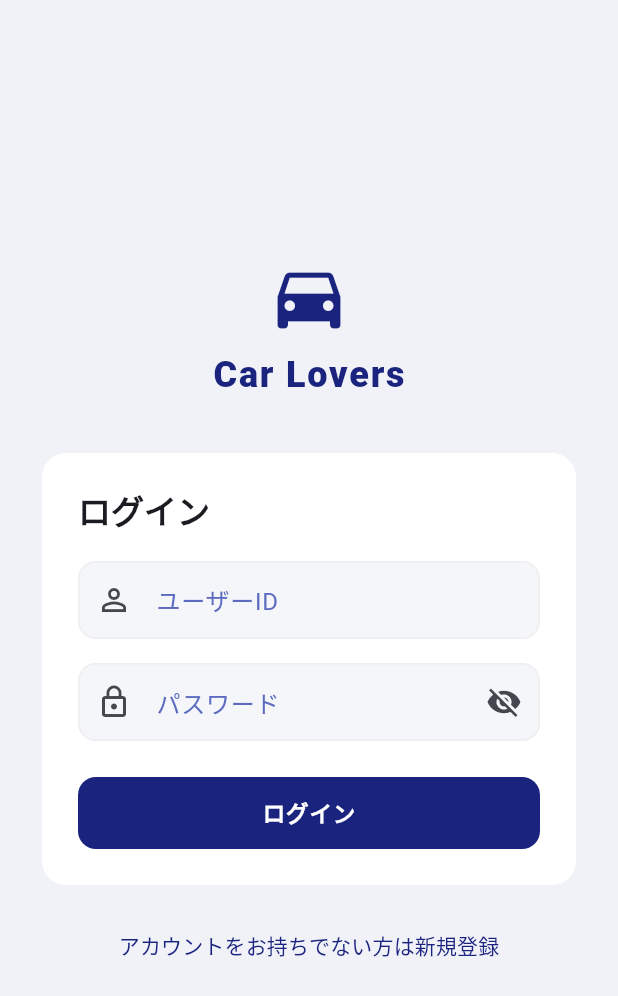
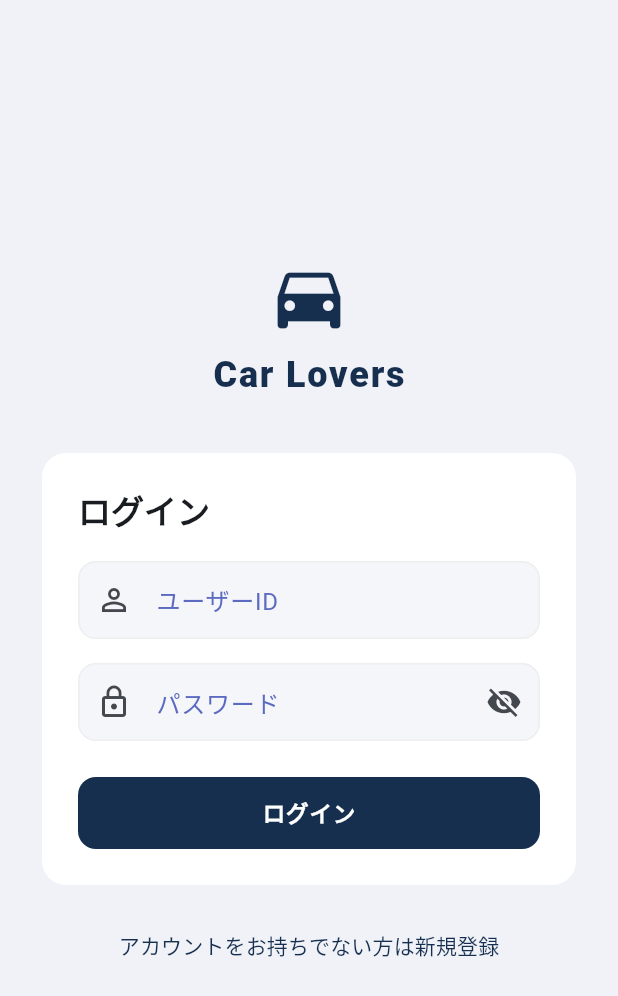
Before and after one commit to Yossy4131/car_library, a Flutter app: the screen it shows after launch, after a tap on "ログイン", on a phone screen of 412 x 824 dp. Shown: the top 996 px of the screen. Run offline on Flutter 3.47's test engine with Material 3 defaults, Android fonts, the phone set to English and light mode, and no system bars; our stand-ins replace flutter_hooks, hooks_riverpod, image_picker, shared_preferences; network calls fail.

Commit message:
ヘッダーにアイコンを配置

```diff
--- a/lib/features/auth/screens/login_screen.dart
+++ b/lib/features/auth/screens/login_screen.dart
@@ -43,13 +43,13 @@ class LoginScreen extends HookConsumerWidget {
                 const Icon(
                   Icons.directions_car,
                   size: 56,
-                  color: Color(0xFF1A237E),
+                  color: Color(0xFF162F4E),
                 ),
                 const SizedBox(height: 8),
                 Text(
                   'Car Lovers',
                   style: Theme.of(context).textTheme.headlineSmall?.copyWith(
-                    color: const Color(0xFF1A237E),
+                    color: const Color(0xFF162F4E),
                     fontWeight: FontWeight.w800,
                     letterSpacing: 1.2,
                   ),
@@ -65,9 +65,8 @@ class LoginScreen extends HookConsumerWidget {
                       children: [
                         Text(
                           'ログイン',
-                          style: Theme.of(context).textTheme.titleLarge?.copyWith(
-                            fontWeight: FontWeight.w700,
-                          ),
+                          style: Theme.of(context).textTheme.titleLarge
+                              ?.copyWith(fontWeight: FontWeight.w700),
                         ),
                         const SizedBox(height: 20),
                         TextField(
--- a/lib/features/post/screens/post_list_screen.dart
+++ b/lib/features/post/screens/post_list_screen.dart
@@ -22,7 +22,12 @@ class PostListScreen extends HookConsumerWidget {
         title: Row(
           mainAxisSize: MainAxisSize.min,
           children: [
-            const Icon(Icons.directions_car, size: 22),
+            Image.asset(
+              'assets/images/app_icon.png',
+              width: 32,
+              height: 32,
+              filterQuality: FilterQuality.high,
+            ),
             const SizedBox(width: 8),
             Text(
               'Car Lovers',
@@ -51,7 +56,7 @@ class PostListScreen extends HookConsumerWidget {
                   value: 'mypage',
                   child: Row(
                     children: [
-                      Icon(Icons.person, color: Color(0xFF0D1B4B)),
+                      Icon(Icons.person, color: Color(0xFF162F4E)),
                       SizedBox(width: 8),
                       Text('マイページ'),
                     ],
@@ -61,7 +66,7 @@ class PostListScreen extends HookConsumerWidget {
                   value: 'logout',
                   child: Row(
                     children: [
-                      Icon(Icons.logout, color: Color(0xFF0D1B4B)),
+                      Icon(Icons.logout, color: Color(0xFF162F4E)),
                       SizedBox(width: 8),
                       Text('ログアウト'),
                     ],
--- a/lib/main.dart
+++ b/lib/main.dart
@@ -14,7 +14,7 @@ class MyApp extends StatelessWidget {
 
   @override
   Widget build(BuildContext context) {
-    const seedColor = Color(0xFF1A237E); // ディープネイビー
+    const seedColor = Color(0xFF162F4E); // ディープネイビー
 
     return MaterialApp(
       title: AppConfig.appName,
@@ -27,7 +27,7 @@ class MyApp extends StatelessWidget {
         ),
         // AppBar
         appBarTheme: const AppBarTheme(
-          backgroundColor: Color(0xFF0D1B4B),
+          backgroundColor: Color(0xFF162F4E),
           foregroundColor: Colors.white,
           elevation: 0,
           centerTitle: false,
@@ -44,7 +44,7 @@ class MyApp extends StatelessWidget {
         // ElevatedButton
         elevatedButtonTheme: ElevatedButtonThemeData(
           style: ElevatedButton.styleFrom(
-            backgroundColor: const Color(0xFF1A237E),
+            backgroundColor: const Color(0xFF162F4E),
             foregroundColor: Colors.white,
             minimumSize: const Size.fromHeight(48),
             shape: RoundedRectangleBorder(
@@ -60,13 +60,11 @@ class MyApp extends StatelessWidget {
         ),
         // TextButton
         textButtonTheme: TextButtonThemeData(
-          style: TextButton.styleFrom(
-            foregroundColor: const Color(0xFF1A237E),
-          ),
+          style: TextButton.styleFrom(foregroundColor: const Color(0xFF162F4E)),
         ),
         // FloatingActionButton
         floatingActionButtonTheme: const FloatingActionButtonThemeData(
-          backgroundColor: Color(0xFF1A237E),
+          backgroundColor: Color(0xFF162F4E),
           foregroundColor: Colors.white,
           extendedTextStyle: TextStyle(
             fontWeight: FontWeight.w600,
@@ -87,7 +85,7 @@ class MyApp extends StatelessWidget {
           ),
           focusedBorder: OutlineInputBorder(
             borderRadius: BorderRadius.circular(12),
-            borderSide: const BorderSide(color: Color(0xFF1A237E), width: 2),
+            borderSide: const BorderSide(color: Color(0xFF162F4E), width: 2),
           ),
           contentPadding: const EdgeInsets.symmetric(
             horizontal: 16,
@@ -99,14 +97,12 @@ class MyApp extends StatelessWidget {
         chipTheme: ChipThemeData(
           backgroundColor: const Color(0xFFE8EAF6),
           labelStyle: const TextStyle(
-            color: Color(0xFF1A237E),
+            color: Color(0xFF162F4E),
             fontSize: 11,
             fontWeight: FontWeight.w600,
           ),
           padding: const EdgeInsets.symmetric(horizontal: 6, vertical: 0),
-          shape: RoundedRectangleBorder(
-            borderRadius: BorderRadius.circular(6),
-          ),
+          shape: RoundedRectangleBorder(borderRadius: BorderRadius.circular(6)),
           side: BorderSide.none,
         ),
         scaffoldBackgroundColor: const Color(0xFFF0F2F8),
--- a/pubspec.yaml
+++ b/pubspec.yaml
@@ -82,6 +82,7 @@ flutter:
   # To add assets to your application, add an assets section, like this:
   assets:
     - assets/
+    - assets/images/
 
   # An image asset can refer to one or more resolution-specific "variants", see
   # https://flutter.dev/to/resolution-aware-images
```
Also changed, not shown: lib/features/auth/screens/register_screen.dart (+6 -8 lines), lib/features/mypage/screens/my_page_screen.dart (+7 -1 lines), lib/features/post/screens/post_detail_screen.dart (added, +154 -0 lines), lib/features/post/widgets/post_card.dart (+8 -2 lines), assets/images/app_icon.png (added), 4 other files.
